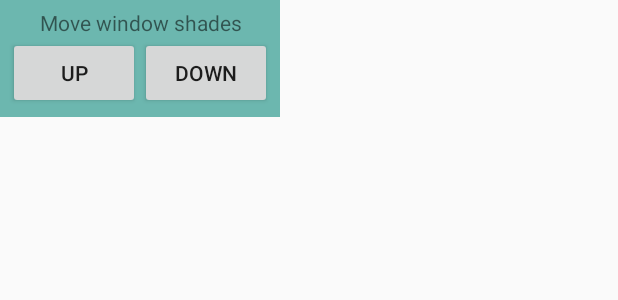
After one commit to fabian-hk/HomeBot, an Android app: the layout iot_widget.xml on its own in the app's theme, with its tools: preview values and no code run, on a phone screen of 412 x 824 dp. The commit adds this screen. Shown: the top 300 px of the screen. Run offline under Robolectric (Android 15) with nearby library versions, the phone set to English and light mode, and no system bars.

Commit message:
added widget to android app

```diff
--- /dev/null
+++ b/android_app/app/src/main/res/layout/iot_widget.xml
@@ -0,0 +1,31 @@
+<LinearLayout xmlns:android="http://schemas.android.com/apk/res/android"
+              android:layout_width="wrap_content"
+              android:layout_height="wrap_content"
+              android:padding="5dp"
+              android:background="@color/colorPrimary" android:orientation="vertical"
+              android:backgroundTintMode="add">
+
+    <TextView
+            android:text="@string/widget_title"
+            android:layout_width="match_parent"
+            android:layout_height="wrap_content"
+            android:gravity="center"/>
+    <LinearLayout
+            android:layout_width="wrap_content"
+            android:layout_height="wrap_content">
+
+
+        <Button
+                android:layout_width="wrap_content"
+                android:layout_height="wrap_content"
+                android:text="@string/up"
+                android:id="@+id/move_up" style="@android:style/Widget.DeviceDefault.Button"/>
+
+        <Button
+                android:layout_width="wrap_content"
+                android:layout_height="wrap_content"
+                android:text="@string/down"
+                android:id="@+id/move_down" style="@android:style/Widget.DeviceDefault.Button"/>
+    </LinearLayout>
+
+</LinearLayout>
--- a/android_app/app/src/main/res/values/colors.xml
+++ b/android_app/app/src/main/res/values/colors.xml
@@ -1,6 +1,6 @@
 <?xml version="1.0" encoding="utf-8"?>
 <resources>
-    <color name="colorPrimary">#008577</color>
+    <color name="colorPrimary">#90008577</color>
     <color name="colorPrimaryDark">#00574B</color>
     <color name="colorAccent">#D81B60</color>
 </resources>
--- a/android_app/app/src/main/res/values/strings.xml
+++ b/android_app/app/src/main/res/values/strings.xml
@@ -12,4 +12,9 @@
     <string name="sh1">IOT_SHADE_1_VALUES</string>
     <string name="sh2">IOT_SHADE_2_VALUES</string>
     <string name="time">WINDOW_SHADE_TIME</string>
+    <string name="up">UP</string>
+    <string name="down">DOWN</string>
+    <string name="appwidget_text">EXAMPLE</string>
+    <string name="add_widget">Add widget</string>
+    <string name="widget_title">Move window shades</string>
 </resources>
```
Also changed, not shown: android_app/app/src/main/AndroidManifest.xml (+28 -3 lines), android_app/app/src/main/java/com/example/bot/BackgroundService.kt (+0 -11 lines), android_app/app/src/main/java/com/example/bot/ControlShadeBroadcast.kt (added, +29 -0 lines), android_app/app/src/main/java/com/example/bot/IotWidget.kt (added, +71 -0 lines), android_app/app/src/main/java/com/example/bot/MainActivity.kt (+22 -18 lines), android_app/app/src/main/java/com/example/bot/RestartReceiver.kt (+5 -10 lines), android_app/app/src/main/res/values-v14/dimens.xml (added, +10 -0 lines), android_app/app/src/main/res/values/dimens.xml (added, +10 -0 lines), android_app/app/src/main/res/xml/iot_widget_info.xml (added, +11 -0 lines), android_app/app/src/main/res/drawable-nodpi/example_appwidget_preview.png (added).
